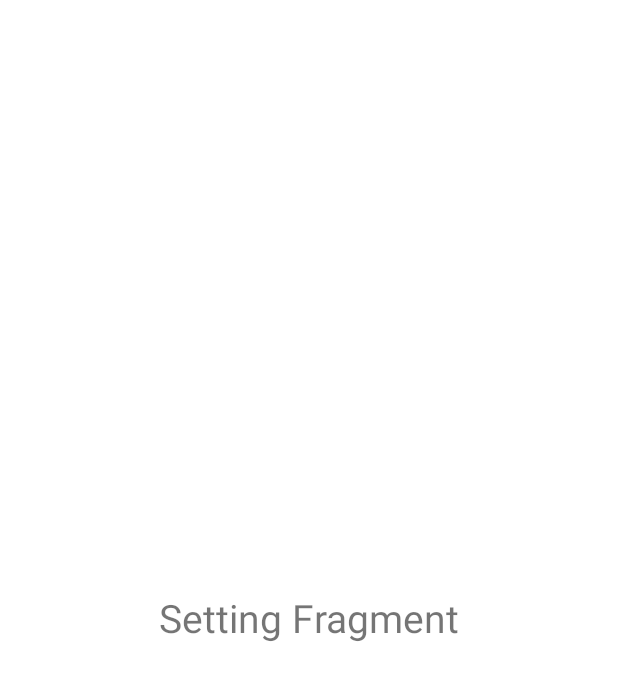
After one commit to piru72/AUST_BUDDY, an Android app: the fragment SettingsFragment shown on its own in the app's theme, on a phone screen of 412 x 824 dp. The commit adds this screen. Shown: the top 680 px of the screen. Run offline under Robolectric (Android 15) with nearby library versions, the phone set to English and light mode, and no system bars.

Commit message:
fragment implemented

```diff
--- a/app/src/main/java/com/example/homepage/OnBoarding3.kt
+++ b/app/src/main/java/com/example/homepage/OnBoarding3.kt
@@ -12,7 +12,7 @@
 
         val nextButton = findViewById<Button>(R.id.onboarding_3_button)
         nextButton.setOnClickListener{
-            val intent = Intent(this,HomePage::class.java)
+            val intent = Intent(this,MainHomePage::class.java)
             startActivity(intent)
         }
     }
--- /dev/null
+++ b/app/src/main/java/com/example/homepage/SettingsFragment.kt
@@ -0,0 +1,59 @@
+package com.example.homepage
+
+import android.os.Bundle
+import androidx.fragment.app.Fragment
+import android.view.LayoutInflater
+import android.view.View
+import android.view.ViewGroup
+
+// TODO: Rename parameter arguments, choose names that match
+// the fragment initialization parameters, e.g. ARG_ITEM_NUMBER
+private const val ARG_PARAM1 = "param1"
+private const val ARG_PARAM2 = "param2"
+
+/**
+ * A simple [Fragment] subclass.
+ * Use the [SettingsFragment.newInstance] factory method to
+ * create an instance of this fragment.
+ */
+class SettingsFragment : Fragment() {
+    // TODO: Rename and change types of parameters
+    private var param1: String? = null
+    private var param2: String? = null
+
+    override fun onCreate(savedInstanceState: Bundle?) {
+        super.onCreate(savedInstanceState)
+        arguments?.let {
+            param1 = it.getString(ARG_PARAM1)
+            param2 = it.getString(ARG_PARAM2)
+        }
+    }
+
+    override fun onCreateView(
+        inflater: LayoutInflater, container: ViewGroup?,
+        savedInstanceState: Bundle?
+    ): View? {
+        // Inflate the layout for this fragment
+        return inflater.inflate(R.layout.fragment_settings, container, false)
+    }
+
+    companion object {
+        /**
+         * Use this factory method to create a new instance of
+         * this fragment using the provided parameters.
+         *
+         * @param param1 Parameter 1.
+         * @param param2 Parameter 2.
+         * @return A new instance of fragment SettingsFragment.
+         */
+        // TODO: Rename and change types and number of parameters
+        @JvmStatic
+        fun newInstance(param1: String, param2: String) =
+            SettingsFragment().apply {
+                arguments = Bundle().apply {
+                    putString(ARG_PARAM1, param1)
+                    putString(ARG_PARAM2, param2)
+                }
+            }
+    }
+}
--- /dev/null
+++ b/app/src/main/res/drawable/ic_baseline_home_24.xml
@@ -0,0 +1,5 @@
+<vector android:height="24dp" android:tint="#000000"
+    android:viewportHeight="24" android:viewportWidth="24"
+    android:width="24dp" xmlns:android="http://schemas.android.com/apk/res/android">
+    <path android:fillColor="@android:color/white" android:pathData="M10,20v-6h4v6h5v-8h3L12,3 2,12h3v8z"/>
+</vector>
--- /dev/null
+++ b/app/src/main/res/drawable/ic_baseline_person_24.xml
@@ -0,0 +1,5 @@
+<vector android:height="24dp" android:tint="#000000"
+    android:viewportHeight="24" android:viewportWidth="24"
+    android:width="24dp" xmlns:android="http://schemas.android.com/apk/res/android">
+    <path android:fillColor="@android:color/white" android:pathData="M12,12c2.21,0 4,-1.79 4,-4s-1.79,-4 -4,-4 -4,1.79 -4,4 1.79,4 4,4zM12,14c-2.67,0 -8,1.34 -8,4v2h16v-2c0,-2.66 -5.33,-4 -8,-4z"/>
+</vector>
--- /dev/null
+++ b/app/src/main/res/drawable/ic_baseline_settings_24.xml
@@ -0,0 +1,5 @@
+<vector android:height="24dp" android:tint="#000000"
+    android:viewportHeight="24" android:viewportWidth="24"
+    android:width="24dp" xmlns:android="http://schemas.android.com/apk/res/android">
+    <path android:fillColor="@android:color/white" android:pathData="M19.14,12.94c0.04,-0.3 0.06,-0.61 0.06,-0.94c0,-0.32 -0.02,-0.64 -0.07,-0.94l2.03,-1.58c0.18,-0.14 0.23,-0.41 0.12,-0.61l-1.92,-3.32c-0.12,-0.22 -0.37,-0.29 -0.59,-0.22l-2.39,0.96c-0.5,-0.38 -1.03,-0.7 -1.62,-0.94L14.4,2.81c-0.04,-0.24 -0.24,-0.41 -0.48,-0.41h-3.84c-0.24,0 -0.43,0.17 -0.47,0.41L9.25,5.35C8.66,5.59 8.12,5.92 7.63,6.29L5.24,5.33c-0.22,-0.08 -0.47,0 -0.59,0.22L2.74,8.87C2.62,9.08 2.66,9.34 2.86,9.48l2.03,1.58C4.84,11.36 4.8,11.69 4.8,12s0.02,0.64 0.07,0.94l-2.03,1.58c-0.18,0.14 -0.23,0.41 -0.12,0.61l1.92,3.32c0.12,0.22 0.37,0.29 0.59,0.22l2.39,-0.96c0.5,0.38 1.03,0.7 1.62,0.94l0.36,2.54c0.05,0.24 0.24,0.41 0.48,0.41h3.84c0.24,0 0.44,-0.17 0.47,-0.41l0.36,-2.54c0.59,-0.24 1.13,-0.56 1.62,-0.94l2.39,0.96c0.22,0.08 0.47,0 0.59,-0.22l1.92,-3.32c0.12,-0.22 0.07,-0.47 -0.12,-0.61L19.14,12.94zM12,15.6c-1.98,0 -3.6,-1.62 -3.6,-3.6s1.62,-3.6 3.6,-3.6s3.6,1.62 3.6,3.6S13.98,15.6 12,15.6z"/>
+</vector>
--- /dev/null
+++ b/app/src/main/res/layout/fragment_settings.xml
@@ -0,0 +1,17 @@
+<?xml version="1.0" encoding="utf-8"?>
+<FrameLayout xmlns:android="http://schemas.android.com/apk/res/android"
+    xmlns:tools="http://schemas.android.com/tools"
+    android:layout_width="match_parent"
+    android:layout_height="match_parent"
+    android:background="@color/white"
+    tools:context=".SettingsFragment">
+
+    <!-- TODO: Update blank fragment layout -->
+    <TextView
+        android:layout_width="wrap_content"
+        android:layout_height="wrap_content"
+        android:text="Setting Fragment"
+        android:textSize="26dp"
+        android:layout_gravity="center"/>
+
+</FrameLayout>
--- a/app/src/main/res/values-night/themes.xml
+++ b/app/src/main/res/values-night/themes.xml
@@ -12,5 +12,7 @@
         <!-- Status bar color. -->
         <item name="android:statusBarColor" tools:targetApi="l">?attr/colorPrimaryVariant</item>
         <!-- Customize your theme here. -->
+
+        <item name="android:navigationBarColor">@color/white</item>
     </style>
 </resources>
--- a/app/src/main/res/values/strings.xml
+++ b/app/src/main/res/values/strings.xml
@@ -23,4 +23,9 @@
     <string name="gradings">Gradings</string>
     <string name="podo">TODO</string>
     <string name="teachers">Teachers</string>
+    <string name="home">Home</string>
+    <string name="setting">Setting</string>
+    <string name="profile">Profile</string>
+    <!-- TODO: Remove or change this placeholder text -->
+    <string name="hello_blank_fragment">Hello blank fragment</string>
 </resources>
--- a/app/src/main/res/values/themes.xml
+++ b/app/src/main/res/values/themes.xml
@@ -12,5 +12,7 @@
         <!-- Status bar color. -->
         <item name="android:statusBarColor" tools:targetApi="l">?attr/colorPrimaryVariant</item>
         <!-- Customize your theme here. -->
+
+        <item name="android:navigationBarColor">@color/white</item>
     </style>
 </resources>
```
Also changed, not shown: app/build.gradle (+7 -0 lines), app/src/main/java/com/example/homepage/HomeFragment.kt (added, +59 -0 lines), app/src/main/java/com/example/homepage/MainActivity.kt (+6 -9 lines), app/src/main/java/com/example/homepage/MainHomePage.kt (+39 -1 lines), app/src/main/java/com/example/homepage/ProfileFragment.kt (added, +59 -0 lines), app/src/main/res/layout/activity_main_home_page.xml (+19 -5 lines), app/src/main/res/layout/fragment_home.xml (added, +17 -0 lines), app/src/main/res/layout/fragment_profile.xml (added, +17 -0 lines), app/src/main/res/menu/bottom_nav_menu.xml (added, +17 -0 lines).
